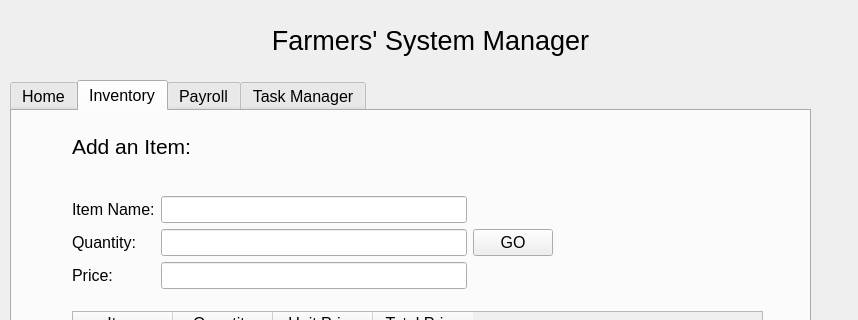
Old version of the form FarmingSystemManager/mainwindow.ui in the repository ryan-ghosh/FarmerSystemManager; both pictures show x 0 to 858 and y 0 to 320 of the 858 by 700 pixel window.
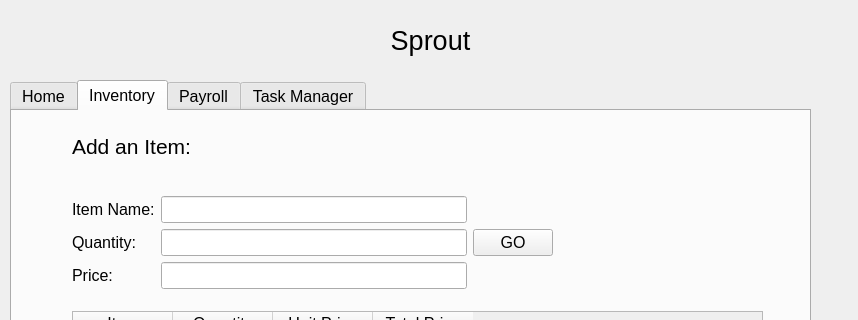
New version of the form.

Commit message: changed name to sprout

What changed in the file:
```diff
--- a/FarmingSystemManager/mainwindow.ui
+++ b/FarmingSystemManager/mainwindow.ui
@@ -462,7 +462,7 @@
      </font>
     </property>
     <property name="text">
-     <string>Farmers' System Manager</string>
+     <string>Sprout</string>
     </property>
     <property name="alignment">
      <set>Qt::AlignCenter</set>
```
